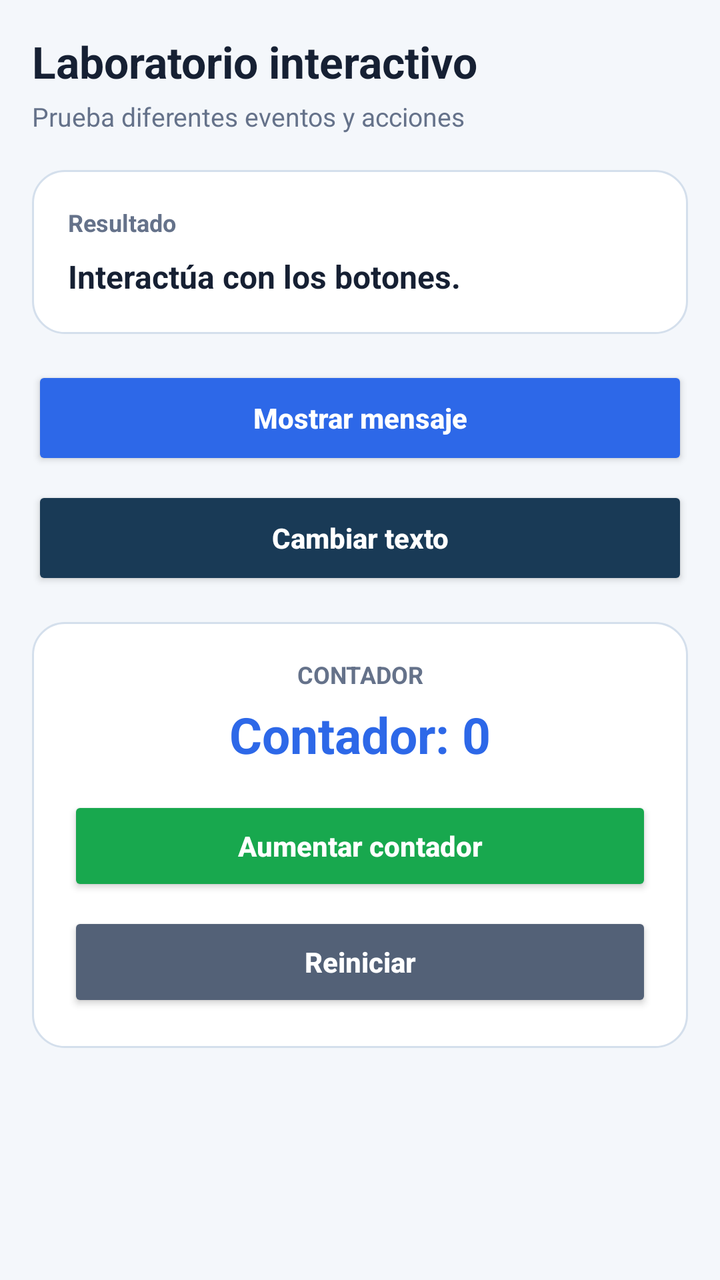
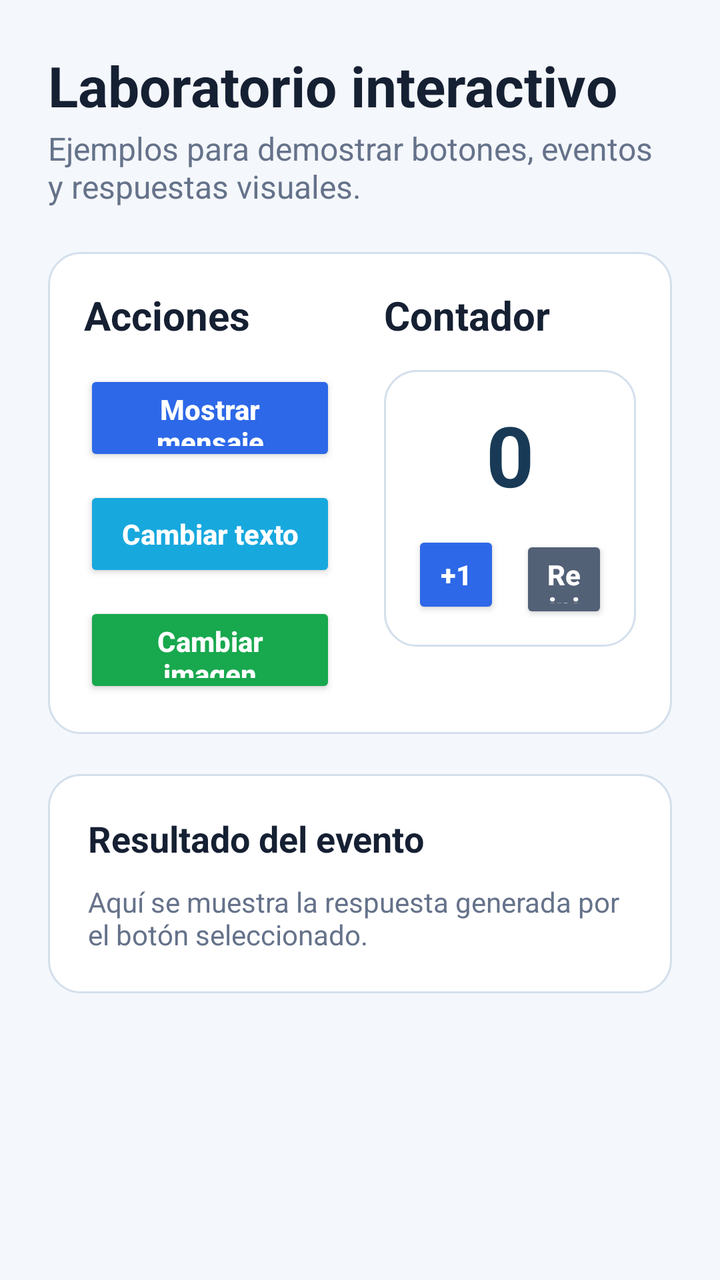

Before-and-after screenshots of an Android layout around one commit, followed by the original layout XML and the change that was made.
<!-- AndroidManifest.xml: application theme Theme.TechPortfolio -->
<!-- res/layout/fragment_botones.xml -->
<?xml version="1.0" encoding="utf-8"?>
<ScrollView
    xmlns:android="http://schemas.android.com/apk/res/android"
    android:layout_width="match_parent"
    android:layout_height="match_parent"
    android:background="@color/tp_background"
    android:fillViewport="true">

    <LinearLayout
        android:layout_width="match_parent"
        android:layout_height="wrap_content"
        android:orientation="vertical"
        android:padding="16dp">

        <TextView
            android:layout_width="match_parent"
            android:layout_height="wrap_content"
            android:text="Laboratorio interactivo"
            android:textColor="@color/tp_text_primary"
            android:textSize="22sp"
            android:textStyle="bold" />

        <TextView
            android:layout_width="match_parent"
            android:layout_height="wrap_content"
            android:layout_marginTop="4dp"
            android:text="Prueba diferentes eventos y acciones"
            android:textColor="@color/tp_text_secondary"
            android:textSize="13sp" />

        
        <LinearLayout
            android:layout_width="match_parent"
            android:layout_height="wrap_content"
            android:layout_marginTop="18dp"
            android:background="@drawable/bg_card"
            android:orientation="vertical"
            android:padding="18dp">

            <TextView
                android:layout_width="match_parent"
                android:layout_height="wrap_content"
                android:text="Resultado"
                android:textColor="@color/tp_text_secondary"
                android:textSize="12sp"
                android:textStyle="bold" />

            <TextView
                android:id="@+id/tvResultado"
                android:layout_width="match_parent"
                android:layout_height="wrap_content"
                android:layout_marginTop="8dp"
                android:text="Interactúa con los botones."
                android:textColor="@color/tp_text_primary"
                android:textSize="16sp"
                android:textStyle="bold" />

        </LinearLayout>

        <Button
            android:id="@+id/btnMensaje"
            android:layout_width="match_parent"
            android:layout_height="52dp"
            android:layout_marginTop="16dp"
            android:backgroundTint="@color/tp_blue"
            android:text="Mostrar mensaje"
            android:textAllCaps="false"
            android:textColor="@color/white"
            android:textStyle="bold" />

        <Button
            android:id="@+id/btnCambiarTexto"
            android:layout_width="match_parent"
            android:layout_height="52dp"
            android:layout_marginTop="8dp"
            android:backgroundTint="@color/tp_navy"
            android:text="Cambiar texto"
            android:textAllCaps="false"
            android:textColor="@color/white"
            android:textStyle="bold" />

        
        <LinearLayout
            android:layout_width="match_parent"
            android:layout_height="wrap_content"
            android:layout_marginTop="16dp"
            android:background="@drawable/bg_card"
            android:gravity="center"
            android:orientation="vertical"
            android:padding="18dp">

            <TextView
                android:layout_width="match_parent"
                android:layout_height="wrap_content"
                android:gravity="center"
                android:text="CONTADOR"
                android:textColor="@color/tp_text_secondary"
                android:textSize="12sp"
                android:textStyle="bold" />

            <TextView
                android:id="@+id/tvContador"
                android:layout_width="match_parent"
                android:layout_height="wrap_content"
                android:layout_marginTop="5dp"
                android:gravity="center"
                android:text="Contador: 0"
                android:textColor="@color/tp_blue"
                android:textSize="25sp"
                android:textStyle="bold" />

            <Button
                android:id="@+id/btnAumentar"
                android:layout_width="match_parent"
                android:layout_height="50dp"
                android:layout_marginTop="14dp"
                android:backgroundTint="@color/tp_green"
                android:text="Aumentar contador"
                android:textAllCaps="false"
                android:textColor="@color/white"
                android:textStyle="bold" />

            <Button
                android:id="@+id/btnReiniciar"
                android:layout_width="match_parent"
                android:layout_height="50dp"
                android:layout_marginTop="8dp"
                android:backgroundTint="@color/tp_dark_button"
                android:text="Reiniciar"
                android:textAllCaps="false"
                android:textColor="@color/white"
                android:textStyle="bold" />

        </LinearLayout>

    </LinearLayout>

</ScrollView>
<!-- resources referenced by this layout -->
<resources>
  <color name="tp_background">#F4F7FB</color>
  <color name="tp_blue">#2D68E8</color>
  <color name="tp_dark_button">#536177</color>
  <color name="tp_green">#18A84E</color>
  <color name="tp_navy">#193A56</color>
  <color name="tp_text_primary">#162033</color>
  <color name="tp_text_secondary">#65728A</color>
  <color name="white">#FFFFFF</color>
  <!-- drawable bg_card (drawable) -->
  <?xml version="1.0" encoding="utf-8"?>
  <shape xmlns:android="http://schemas.android.com/apk/res/android"
      android:shape="rectangle">
  
      <solid android:color="@color/tp_surface" />
  
      <corners android:radius="16dp" />
  
      <stroke
          android:width="1dp"
          android:color="@color/tp_border" />
  
  </shape>
  <style name="Theme.TechPortfolio" parent="Base.Theme.TechPortfolio" />
  <color name="tp_surface">#FFFFFF</color>
  <color name="tp_border">#D4DFEC</color>
  <style name="Base.Theme.TechPortfolio" parent="Theme.Material3.DayNight.NoActionBar">
          
          
          <item name="android:windowSplashScreenBackground">@color/tp_navy</item>
          <item name="android:windowSplashScreenAnimatedIcon">@drawable/inicio</item>
          <item name="android:windowSplashScreenIconBackgroundColor">@color/tp_navy</item>
      </style>
  <!-- drawable inicio: png bitmap (drawable-nodpi, 56282 bytes) -->
</resources>

<!-- the commit's change to res/layout/fragment_botones.xml (unified diff, before → after) -->
@@ -10,126 +10,178 @@
         android:layout_width="match_parent"
         android:layout_height="wrap_content"
         android:orientation="vertical"
-        android:padding="16dp">
+        android:padding="24dp">
 
         <TextView
             android:layout_width="match_parent"
             android:layout_height="wrap_content"
             android:text="Laboratorio interactivo"
             android:textColor="@color/tp_text_primary"
-            android:textSize="22sp"
+            android:textSize="28sp"
             android:textStyle="bold" />
 
         <TextView
             android:layout_width="match_parent"
             android:layout_height="wrap_content"
-            android:layout_marginTop="4dp"
-            android:text="Prueba diferentes eventos y acciones"
+            android:layout_marginTop="2dp"
+            android:text="Ejemplos para demostrar botones, eventos y respuestas visuales."
             android:textColor="@color/tp_text_secondary"
-            android:textSize="13sp" />
+            android:textSize="16sp" />
 
-        
         <LinearLayout
             android:layout_width="match_parent"
             android:layout_height="wrap_content"
-            android:layout_marginTop="18dp"
+            android:layout_marginTop="22dp"
+            android:background="@drawable/bg_card"
+            android:orientation="horizontal"
+            android:padding="18dp">
+
+            <LinearLayout
+                android:layout_width="0dp"
+                android:layout_height="wrap_content"
+                android:layout_weight="1"
+                android:orientation="vertical"
+                android:paddingEnd="12dp">
+
+                <TextView
+                    android:layout_width="match_parent"
+                    android:layout_height="wrap_content"
+                    android:text="Acciones"
+                    android:textColor="@color/tp_text_primary"
+                    android:textSize="20sp"
+                    android:textStyle="bold" />
+
+                <Button
+                    android:id="@+id/btnMensaje"
+                    android:layout_width="match_parent"
+                    android:layout_height="48dp"
+                    android:layout_marginTop="14dp"
+                    android:backgroundTint="@color/tp_blue"
+                    android:text="Mostrar mensaje"
+                    android:textAllCaps="false"
+                    android:textColor="@color/white"
+                    android:textStyle="bold" />
+
+                <Button
+                    android:id="@+id/btnCambiarTexto"
+                    android:layout_width="match_parent"
+                    android:layout_height="48dp"
+                    android:layout_marginTop="10dp"
+                    android:backgroundTint="@color/tp_cyan"
+                    android:text="Cambiar texto"
+                    android:textAllCaps="false"
+                    android:textColor="@color/white"
+                    android:textStyle="bold" />
+
+                <Button
+                    android:id="@+id/btnCambiarImagen"
+                    android:layout_width="match_parent"
+                    android:layout_height="48dp"
+                    android:layout_marginTop="10dp"
+                    android:backgroundTint="@color/tp_green"
+                    android:text="Cambiar imagen"
+                    android:textAllCaps="false"
+                    android:textColor="@color/white"
+                    android:textStyle="bold" />
+
+            </LinearLayout>
+
+            <LinearLayout
+                android:layout_width="0dp"
+                android:layout_height="wrap_content"
+                android:layout_weight="1"
+                android:orientation="vertical"
+                android:paddingStart="12dp">
+
+                <TextView
+                    android:layout_width="match_parent"
+                    android:layout_height="wrap_content"
+                    android:text="Contador"
+                    android:textColor="@color/tp_text_primary"
+                    android:textSize="20sp"
+                    android:textStyle="bold" />
+
+                <LinearLayout
+                    android:layout_width="match_parent"
+                    android:layout_height="wrap_content"
+                    android:layout_marginTop="14dp"
+                    android:background="@drawable/bg_card"
+                    android:gravity="center"
+                    android:orientation="vertical"
+                    android:padding="14dp">
+
+                    <TextView
+                        android:id="@+id/tvContador"
+                        android:layout_width="match_parent"
+                        android:layout_height="wrap_content"
+                        android:gravity="center"
+                        android:text="0"
+                        android:textColor="@color/tp_navy"
+                        android:textSize="42sp"
+                        android:textStyle="bold" />
+
+                    <LinearLayout
+                        android:layout_width="match_parent"
+                        android:layout_height="wrap_content"
+                        android:layout_marginTop="10dp"
+                        android:orientation="horizontal">
+
+                        <Button
+                            android:id="@+id/btnAumentar"
+                            android:layout_width="0dp"
+                            android:layout_height="44dp"
+                            android:layout_weight="1"
+                            android:backgroundTint="@color/tp_blue"
+                            android:text="+1"
+                            android:textAllCaps="false"
+                            android:textColor="@color/white"
+                            android:textStyle="bold" />
+
+                        <Button
+                            android:id="@+id/btnReiniciar"
+                            android:layout_width="0dp"
+                            android:layout_height="44dp"
+                            android:layout_marginStart="10dp"
+                            android:layout_weight="1"
+                            android:backgroundTint="@color/tp_dark_button"
+                            android:text="Reiniciar"
+                            android:textAllCaps="false"
+                            android:textColor="@color/white"
+                            android:textStyle="bold" />
+
+                    </LinearLayout>
+
+                </LinearLayout>
+
+            </LinearLayout>
+
+        </LinearLayout>
+
+        <LinearLayout
+            android:layout_width="match_parent"
+            android:layout_height="wrap_content"
+            android:layout_marginTop="20dp"
+            android:layout_marginBottom="4dp"
             android:background="@drawable/bg_card"
             android:orientation="vertical"
-            android:padding="18dp">
+            android:padding="20dp">
 
             <TextView
                 android:layout_width="match_parent"
                 android:layout_height="wrap_content"
-                android:text="Resultado"
-                android:textColor="@color/tp_text_secondary"
-                android:textSize="12sp"
+                android:text="Resultado del evento"
+                android:textColor="@color/tp_text_primary"
+                android:textSize="18sp"
                 android:textStyle="bold" />
 
             <TextView
                 android:id="@+id/tvResultado"
                 android:layout_width="match_parent"
                 android:layout_height="wrap_content"
-                android:layout_marginTop="8dp"
-                android:text="Interactúa con los botones."
-                android:textColor="@color/tp_text_primary"
-                android:textSize="16sp"
-                android:textStyle="bold" />
-
-        </LinearLayout>
-
-        <Button
-            android:id="@+id/btnMensaje"
-            android:layout_width="match_parent"
-            android:layout_height="52dp"
-            android:layout_marginTop="16dp"
-            android:backgroundTint="@color/tp_blue"
-            android:text="Mostrar mensaje"
-            android:textAllCaps="false"
-            android:textColor="@color/white"
-            android:textStyle="bold" />
-
-        <Button
-            android:id="@+id/btnCambiarTexto"
-            android:layout_width="match_parent"
-            android:layout_height="52dp"
-            android:layout_marginTop="8dp"
-            android:backgroundTint="@color/tp_navy"
-            android:text="Cambiar texto"
-            android:textAllCaps="false"
-            android:textColor="@color/white"
-            android:textStyle="bold" />
-
-        
-        <LinearLayout
-            android:layout_width="match_parent"
-            android:layout_height="wrap_content"
-            android:layout_marginTop="16dp"
-            android:background="@drawable/bg_card"
-            android:gravity="center"
-            android:orientation="vertical"
-            android:padding="18dp">
-
-            <TextView
-                android:layout_width="match_parent"
-                android:layout_height="wrap_content"
-                android:gravity="center"
-                android:text="CONTADOR"
+                android:layout_marginTop="10dp"
+                android:text="Aquí se muestra la respuesta generada por el botón seleccionado."
                 android:textColor="@color/tp_text_secondary"
-                android:textSize="12sp"
-                android:textStyle="bold" />
-
-            <TextView
-                android:id="@+id/tvContador"
-                android:layout_width="match_parent"
-                android:layout_height="wrap_content"
-                android:layout_marginTop="5dp"
-                android:gravity="center"
-                android:text="Contador: 0"
-                android:textColor="@color/tp_blue"
-                android:textSize="25sp"
-                android:textStyle="bold" />
-
-            <Button
-                android:id="@+id/btnAumentar"
-                android:layout_width="match_parent"
-                android:layout_height="50dp"
-                android:layout_marginTop="14dp"
-                android:backgroundTint="@color/tp_green"
-                android:text="Aumentar contador"
-                android:textAllCaps="false"
-                android:textColor="@color/white"
-                android:textStyle="bold" />
-
-            <Button
-                android:id="@+id/btnReiniciar"
-                android:layout_width="match_parent"
-                android:layout_height="50dp"
-                android:layout_marginTop="8dp"
-                android:backgroundTint="@color/tp_dark_button"
-                android:text="Reiniciar"
-                android:textAllCaps="false"
-                android:textColor="@color/white"
-                android:textStyle="bold" />
+                android:textSize="14sp" />
 
         </LinearLayout>
 
<!-- resource entries referenced after the edit -->
@@ -2,6 +2,7 @@
 <resources>
   <color name="tp_background">#F4F7FB</color>
   <color name="tp_blue">#2D68E8</color>
+  <color name="tp_cyan">#17A8DE</color>
   <color name="tp_dark_button">#536177</color>
   <color name="tp_green">#18A84E</color>
   <color name="tp_navy">#193A56</color>
